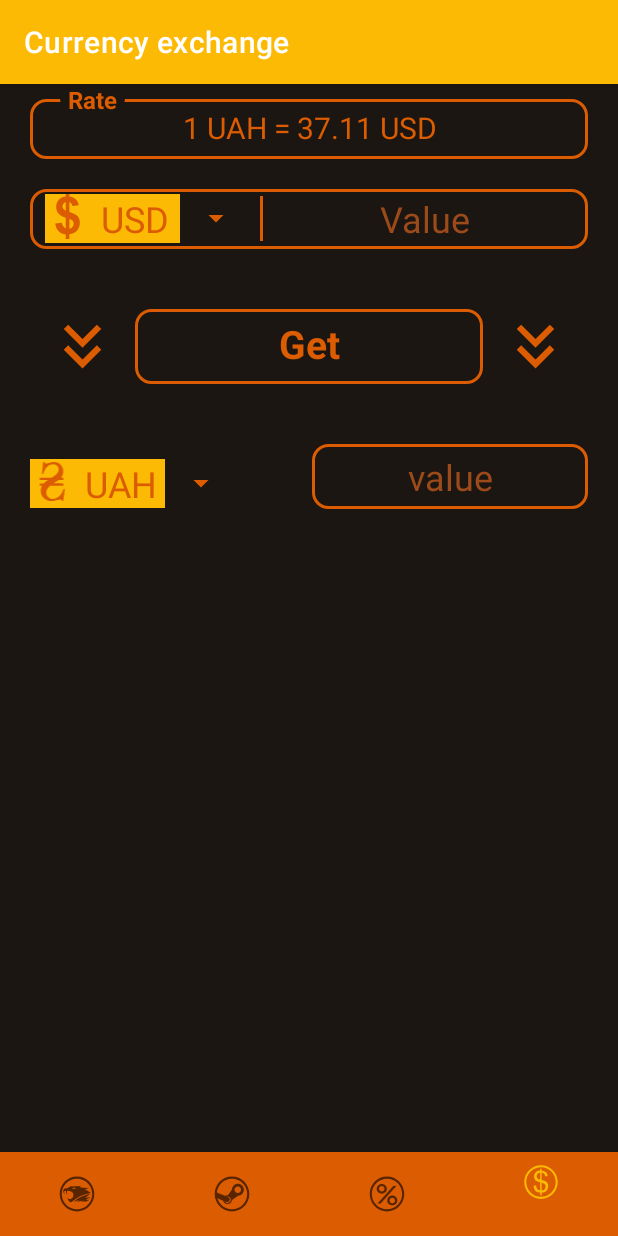
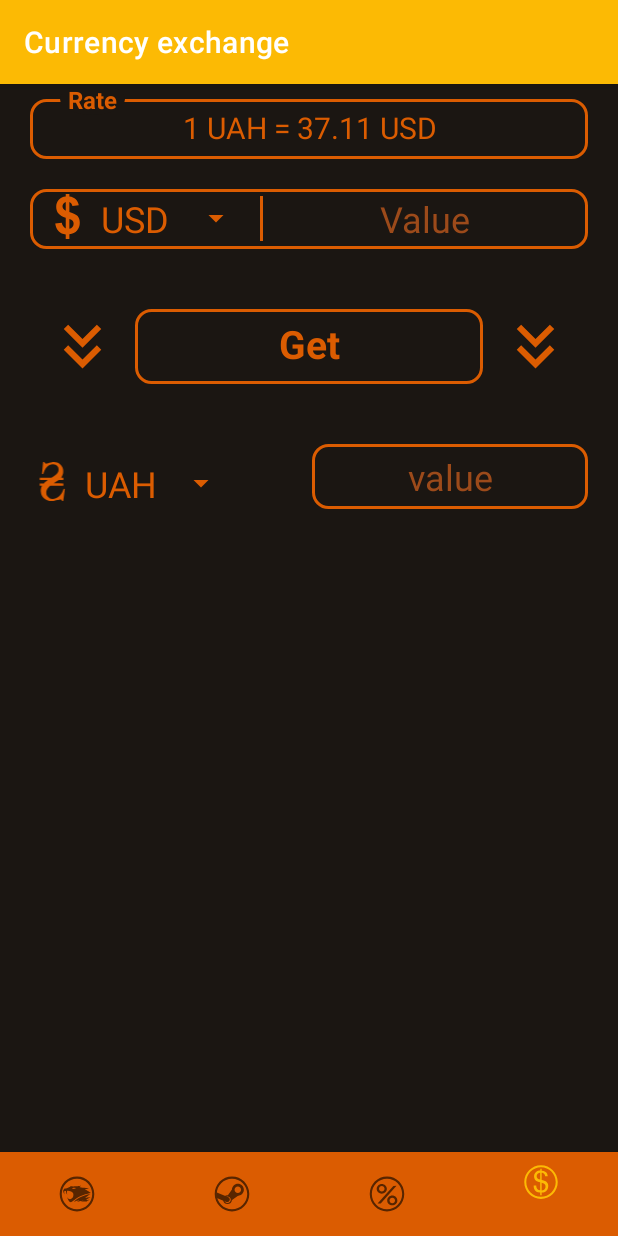
Before and after one commit to L10n42/SCalculator, an Android app: the CurrencyFragment screen opened through its navigation route, on a phone screen of 412 x 824 dp. Run offline under Robolectric (Android 15) with nearby library versions, the phone set to English and light mode, and no system bars; our stand-ins replace navigation-ui.

Commit message:
version 0.3

```diff
--- a/app/src/main/java/com/example/scalculator_20/Adapters/CurrencySpinnerAdapter.kt
+++ b/app/src/main/java/com/example/scalculator_20/Adapters/CurrencySpinnerAdapter.kt
@@ -8,6 +8,7 @@ import android.view.ViewGroup
 import android.widget.BaseAdapter
 import android.widget.ImageView
 import android.widget.TextView
+import androidx.constraintlayout.widget.ConstraintLayout
 import com.example.scalculator_20.R
 
 class CurrencySpinnerAdapter(context: Context, iconsArray: Array<Int>) : BaseAdapter() {
--- a/app/src/main/java/com/example/scalculator_20/ui/currencyEx/CurrencyFragment.kt
+++ b/app/src/main/java/com/example/scalculator_20/ui/currencyEx/CurrencyFragment.kt
@@ -45,6 +45,9 @@ class CurrencyFragment : Fragment() {
         binding.chooseCurrencyFrom.adapter = adapter
         binding.chooseCurrencyTo.adapter = adapter
 
+        binding.chooseCurrencyFrom.setPopupBackgroundResource(R.color.selective_yellow)
+        binding.chooseCurrencyTo.setPopupBackgroundResource(R.color.selective_yellow)
+
         binding.chooseCurrencyFrom.setSelection(0)
         binding.chooseCurrencyTo.setSelection(2)
 
--- a/app/src/main/res/layout/currency_spinner_item.xml
+++ b/app/src/main/res/layout/currency_spinner_item.xml
@@ -3,7 +3,6 @@
     xmlns:app="http://schemas.android.com/apk/res-auto"
     android:layout_width="wrap_content"
     android:layout_height="wrap_content"
-    android:background="@color/selective_yellow"
     android:layout_marginTop="5sp">
 
     <ImageView
```
